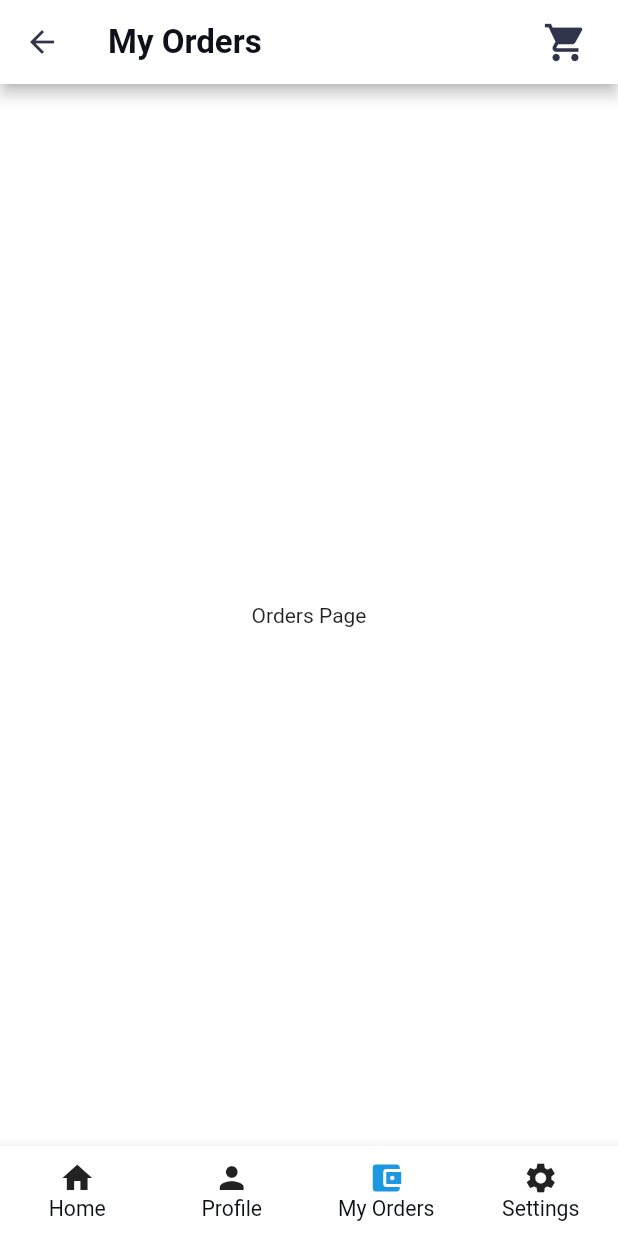
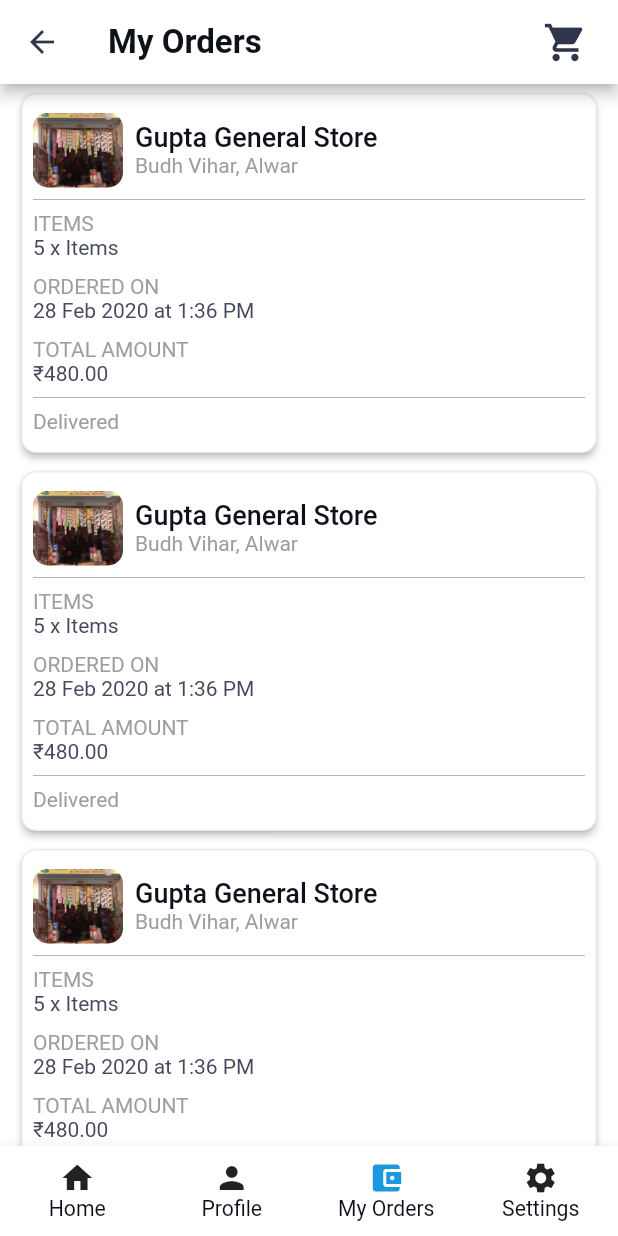
Before and after one commit to rajnis09/everly, a Flutter app: the CustomBottomNavigationBar screen opened by its route, item 3 of the bottom bar chosen, on a phone screen of 412 x 824 dp. Run offline on Flutter 3.47's test engine with Material 2 defaults, Android fonts, the phone set to English and light mode, and no system bars; our stand-ins replace firebase_auth, firebase_messaging, flutter_speed_dial, flutter_swiper, google_fonts; missing offline and left inert: qrscan; accounts and stored records are empty.

Commit message:
Added My orders page  (#21)
* Added my orders page

* added my orders page

* Update pubspec.lock

Co-authored-by: Rajnish Singh <rajnish.kumar2998@gmail.com>

```diff
--- a/lib/views/orders_page.dart
+++ b/lib/views/orders_page.dart
@@ -1,10 +1,158 @@
 import 'package:flutter/material.dart';
+import '../utils/theme/theme_data.dart';
 
 class OrdersPage extends StatelessWidget {
+  final _divider = Divider(
+    color: CustomThemeData.greyColorShade,
+    thickness: .5,
+    indent: 8,
+    endIndent: 8,
+  );
   @override
   Widget build(BuildContext context) {
-    return Center(
-      child: Text('Orders Page'),
+    return ListView.builder(
+      itemBuilder: (context, position) {
+        return Padding(
+          padding: EdgeInsets.fromLTRB(10,2,10,2),
+          child:Card(
+          shape: RoundedRectangleBorder(
+            borderRadius: BorderRadius.circular(10), // if you need this
+            side: BorderSide(
+              color: CustomThemeData.greyColorShade.withOpacity(.2),
+              width: 1,
+            ),
+          ),
+          child: Container(
+            width: 400,
+            height: 240,
+            child: Column(
+              crossAxisAlignment: CrossAxisAlignment.start,
+              children: <Widget>[
+                _cardTop(),
+                _divider,
+                _cardMiddle(),
+                _divider,
+                _cardBottom(),
+              ],
+            ),
+          ),
+          elevation: 2,
+        ),);
+      },
+      itemCount: 8,
     );
   }
 }
+
+Widget _cardTop() {
+  return Padding(
+    padding: EdgeInsets.fromLTRB(8.0, 13.0, 8.0, 0),
+    child: Row(
+      crossAxisAlignment: CrossAxisAlignment.start,
+      children: <Widget>[
+        Container(
+          height: 50.0,
+          width: 60.0,
+          child: ClipRRect(
+            borderRadius: BorderRadius.circular(10.0),
+            child: Image.asset(
+              "assets/images/gupta.png",
+              fit: BoxFit.cover,
+            ),
+          ),
+        ),
+        SizedBox(
+          width: 8,
+        ),
+        Column(
+          crossAxisAlignment: CrossAxisAlignment.start,
+          children: <Widget>[
+            Padding(
+              padding: const EdgeInsets.fromLTRB(0, 6.0, 0, 0),
+              child: Text(
+                'Gupta General Store',
+                style: TextStyle(
+                  color: CustomThemeData.blackColorShade1,
+                  fontSize: 18,
+                  fontWeight: FontWeight.w500,
+                ),
+              ),
+            ),
+            Text(
+              'Budh Vihar, Alwar',
+              style: TextStyle(color: CustomThemeData.greyColorShade),
+            ),
+          ],
+        ),
+      ],
+    ),
+  );
+}
+
+Widget _cardMiddle() {
+  return Container(
+    child: Padding(
+      padding: EdgeInsets.fromLTRB(8.0, 0, 0, 0),
+      child: Column(
+        crossAxisAlignment: CrossAxisAlignment.start,
+        children: <Widget>[
+          Text(
+            'ITEMS',
+            style: TextStyle(color: CustomThemeData.greyColorShade),
+          ),
+          Text(
+            '5 x Items',
+            style: TextStyle(
+              color: CustomThemeData.blackColorShade3,
+              fontSize: 14,
+              // fontWeight: FontWeight.w600,
+            ),
+          ),
+          SizedBox(
+            height: 10,
+          ),
+          Text(
+            'ORDERED ON',
+            style: TextStyle(color: CustomThemeData.greyColorShade),
+          ),
+          Text(
+            '28 Feb 2020 at 1:36 PM',
+            style: TextStyle(
+              color: CustomThemeData.blackColorShade3,
+              fontSize: 14,
+              // fontWeight: FontWeight.w600,
+            ),
+          ),
+          SizedBox(
+            height: 10,
+          ),
+          Text(
+            'TOTAL AMOUNT',
+            style: TextStyle(color: CustomThemeData.greyColorShade),
+          ),
+          Text(
+            '\u20B9480.00',
+            style: TextStyle(
+              color: CustomThemeData.blackColorShade3,
+              fontSize: 14,
+              // fontWeight: FontWeight.w600,
+            ),
+          )
+        ],
+      ),
+    ),
+  );
+}
+
+Widget _cardBottom() {
+  return Container(
+    child: Padding(
+      padding: const EdgeInsets.fromLTRB(8.0, 0, 8.0, 0),
+      child:
+          Text(
+            'Delivered',
+            style: TextStyle(color: CustomThemeData.greyColorShade),
+          ),
+    ),
+  );
+}
--- a/lib/views/settings_page.dart
+++ b/lib/views/settings_page.dart
@@ -19,7 +19,6 @@ class _SettingsPageState extends State<SettingsPage> {
 
   @override
   void initState() {
-    // TODO: implement initState
     super.initState();
     getMessage();
   }
@@ -37,6 +36,8 @@ class _SettingsPageState extends State<SettingsPage> {
       setState(() => _message = message["notification"]["title"]);
     });
   }
+
+
 
   bool isSwitched = false;
   bool _isSwitched = false;
@@ -90,7 +91,6 @@ class _SettingsPageState extends State<SettingsPage> {
                 print('Terms and services');
               }),
               _divider,
-              Text(_message),
             ],
           ),
         ),
--- a/pubspec.yaml
+++ b/pubspec.yaml
@@ -32,7 +32,7 @@ dependencies:
   flutter_swiper: ^1.1.6
   flutter_speed_dial: ^1.2.5
   qrscan: ^0.2.17
-  firebase_messaging: ^6.0.16
+  firebase_messaging:
 
 
   # The following adds the Cupertino Icons font to your application.
```
Also changed, not shown: assets/images/gupta.png (added).
